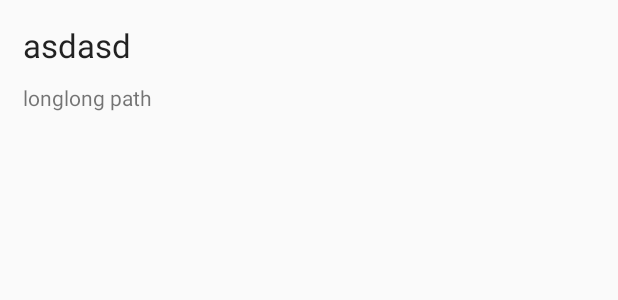
After one commit to moovida/geoss2go, an Android app: the layout fragment_profilesettings_basemaps_row.xml on its own in the app's theme, with its tools: preview values and no code run, on a phone screen of 412 x 824 dp. The commit adds this screen. Shown: the top 300 px of the screen. Run offline under Robolectric (Android 15) with nearby library versions, the phone set to English and light mode, and no system bars.

Commit message:
bademaps adding works

```diff
--- a/app/src/main/java/com/hydrologis/geoss2go/activities/FormTagsFragment.java
+++ b/app/src/main/java/com/hydrologis/geoss2go/activities/FormTagsFragment.java
@@ -75,14 +75,12 @@ public class FormTagsFragment extends Fragment {
                 try {
                     File sdcardDir = ResourcesManager.getInstance(getContext()).getSdcardDir();
                     Intent browseIntent = new Intent(getContext(), DirectoryBrowserActivity.class);
-//                browseIntent.putExtra(DirectoryBrowserActivity.PUT_PATH_PREFERENCE, PREFS_KEY_CUSTOM_EXTERNALSTORAGE);
-                    browseIntent.putExtra(DirectoryBrowserActivity.EXTENTION, "json");
+                    browseIntent.putExtra(DirectoryBrowserActivity.EXTENSIONS, new String[]{"json"});
                     browseIntent.putExtra(DirectoryBrowserActivity.STARTFOLDERPATH, sdcardDir.getAbsolutePath());
                     startActivityForResult(browseIntent, RETURNCODE_BROWSE);
                 } catch (Exception e) {
                     e.printStackTrace();
                 }
-
             }
         });
 
--- /dev/null
+++ b/app/src/main/res/layout/fragment_profilesettings_basemaps_row.xml
@@ -0,0 +1,31 @@
+<RelativeLayout xmlns:android="http://schemas.android.com/apk/res/android"
+    android:id="@+id/notesrowlayout"
+    android:layout_width="fill_parent"
+    android:layout_height="wrap_content"
+    android:layout_margin="10dip"
+    android:longClickable="true">
+
+    <TextView
+        android:id="@+id/basemapName"
+        android:layout_width="match_parent"
+        android:layout_height="wrap_content"
+        android:layout_gravity="start"
+        android:gravity="center_vertical"
+        android:padding="5dip"
+        android:text="asdasd"
+        android:textAppearance="?android:attr/textAppearanceLarge" />
+
+
+    <TextView
+        android:id="@+id/basemapPath"
+        android:layout_width="match_parent"
+        android:layout_height="wrap_content"
+        android:layout_below="@+id/basemapName"
+        android:layout_gravity="start"
+        android:gravity="center_vertical"
+        android:padding="5dip"
+        android:text="longlong path"
+        android:textAppearance="?android:attr/textAppearanceSmall" />
+
+
+</RelativeLayout>
```
Also changed, not shown: app/src/main/java/com/hydrologis/geoss2go/activities/BasemapsFragment.java (added, +179 -0 lines), app/src/main/java/com/hydrologis/geoss2go/activities/ProfileSettingsActivity.java (+13 -1 lines), app/src/main/res/layout/fragment_profilesettings_basemaps.xml (added, +22 -0 lines).
